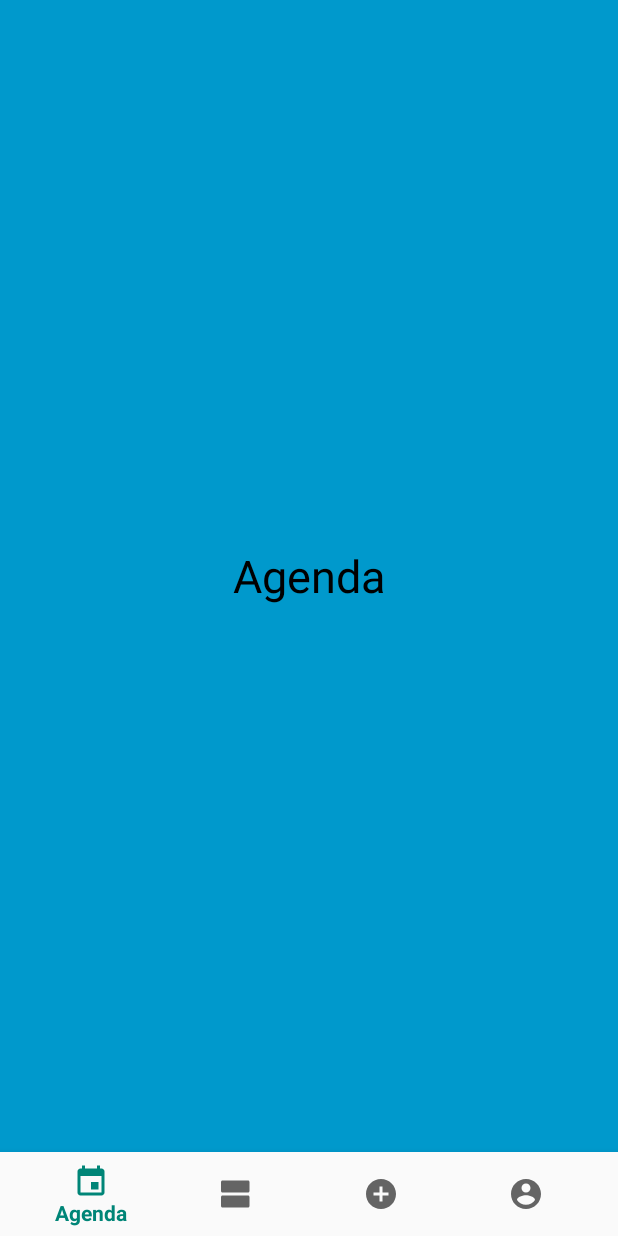
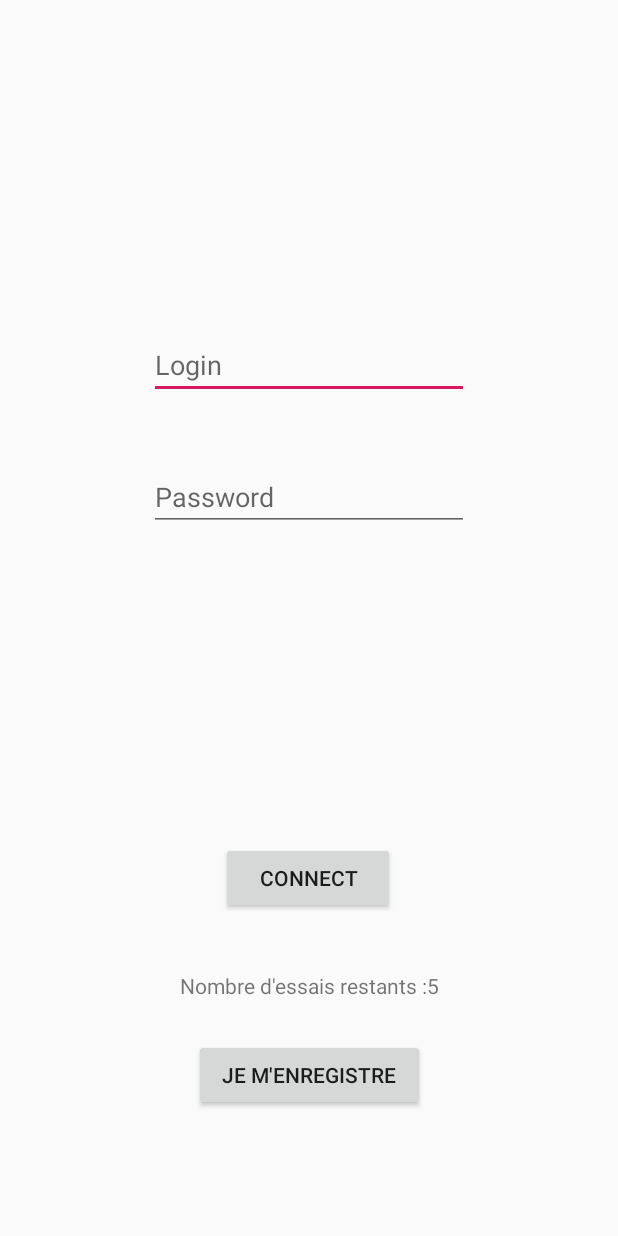
Before and after one commit to igondiu/MyAgenda, an Android app: the screen it shows after launch (MainActivity before the commit, Login_Acti after it), on a phone screen of 412 x 824 dp. Run offline under Robolectric (Android 15) with nearby library versions, the light colour scheme and no system bars.

Commit message:
Added Page Login and Page Register

```diff
--- /dev/null
+++ b/app/src/main/java/com/example/myagenda/Login_Acti.java
@@ -0,0 +1,80 @@
+package com.example.myagenda;
+
+import android.content.Intent;
+import android.content.SharedPreferences;
+import android.support.v7.app.AppCompatActivity;
+import android.os.Bundle;
+import android.util.Log;
+import android.view.View;
+import android.widget.Button;
+import android.widget.EditText;
+import android.widget.TextView;
+
+public class Login_Acti extends AppCompatActivity {
+
+    private TextView Nombre_Essais;
+    private Button Connect_BT;
+    private EditText Login;
+    private EditText Password;
+    private int Compteur = 5;
+    private Button RegisterBT;
+    private SharedPreferences sp;
+
+    @Override
+    protected void onCreate(Bundle savedInstanceState) {
+        super.onCreate(savedInstanceState);
+        setContentView(R.layout.activity_login);
+
+        Login = findViewById(R.id.LoginAREA);
+        Connect_BT = findViewById(R.id.CONNECT_button);
+        RegisterBT = findViewById(R.id.Register_BT);
+        Password = findViewById(R.id.PasswordAREA);
+        Nombre_Essais = findViewById(R.id.attempts_nb);
+        sp = getSharedPreferences("Login", MODE_PRIVATE);
+
+        if(sp.getBoolean("logged",false)){
+            Intent intent = new Intent(Login_Acti.this, MainActivity.class);
+            startActivity(intent);
+        }
+        Nombre_Essais.setText(getString(R.string.Attempts_Remaining)+String.valueOf(Compteur));
+
+        Connect_BT.setOnClickListener(new View.OnClickListener() {
+            @Override
+            public void onClick(View v) {
+
+                if(CredentialsValidation(Login.getText().toString(), Password.getText().toString()))
+                {
+                    Intent intent = new Intent(Login_Acti.this, MainActivity.class);
+                    startActivity(intent);
+                    sp.edit().putBoolean("logged", true);
+                }else{
+                    Compteur--;
+                    Nombre_Essais.setText(getString(R.string.Attempts_Remaining)+String.valueOf(Compteur));
+                    if(Compteur == 0)
+                    {
+                        Connect_BT.setEnabled(false);
+                    }
+                }
+
+            }
+        });
+
+        RegisterBT.setOnClickListener(new View.OnClickListener() {
+            @Override
+            public void onClick(View v) {
+                Intent intentReg = new Intent(Login_Acti.this, Register.class );
+                startActivity(intentReg);
+                Log.i("Sort de Log", "Bien appelé le REGISTER");
+            }
+        });
+
+
+
+    }
+
+    public boolean CredentialsValidation(String LoginVR, String PwdVR)
+    {
+
+        return true;
+    }
+}
--- /dev/null
+++ b/app/src/main/res/layout/activity_login.xml
@@ -0,0 +1,91 @@
+<?xml version="1.0" encoding="utf-8"?>
+<android.support.constraint.ConstraintLayout xmlns:android="http://schemas.android.com/apk/res/android"
+    xmlns:app="http://schemas.android.com/apk/res-auto"
+    xmlns:tools="http://schemas.android.com/tools"
+    android:layout_width="match_parent"
+    android:layout_height="match_parent"
+    tools:context=".Login_Acti">
+
+    <EditText
+        android:id="@+id/LoginAREA"
+        android:layout_width="wrap_content"
+        android:layout_height="wrap_content"
+        android:layout_marginStart="8dp"
+        android:layout_marginTop="8dp"
+        android:layout_marginEnd="8dp"
+        android:layout_marginBottom="8dp"
+        android:ems="10"
+        android:hint="Login"
+        android:inputType="textPersonName"
+        android:text=""
+        app:layout_constraintBottom_toBottomOf="parent"
+        app:layout_constraintEnd_toEndOf="parent"
+        app:layout_constraintStart_toStartOf="parent"
+        app:layout_constraintTop_toTopOf="parent"
+        app:layout_constraintVertical_bias="0.279" />
+
+    <EditText
+        android:id="@+id/PasswordAREA"
+        android:layout_width="wrap_content"
+        android:layout_height="wrap_content"
+        android:layout_marginStart="8dp"
+        android:layout_marginTop="8dp"
+        android:layout_marginEnd="8dp"
+        android:layout_marginBottom="8dp"
+        android:ems="10"
+        android:hint="Password"
+        android:inputType="textPassword"
+        app:layout_constraintBottom_toBottomOf="parent"
+        app:layout_constraintEnd_toEndOf="parent"
+        app:layout_constraintStart_toStartOf="parent"
+        app:layout_constraintTop_toTopOf="parent"
+        app:layout_constraintVertical_bias="0.394" />
+
+    <Button
+        android:id="@+id/CONNECT_button"
+        android:layout_width="116dp"
+        android:layout_height="wrap_content"
+        android:layout_marginStart="8dp"
+        android:layout_marginTop="8dp"
+        android:layout_marginEnd="8dp"
+        android:layout_marginBottom="8dp"
+        android:gravity="center"
+        android:text="CONNECT"
+        app:layout_constraintBottom_toBottomOf="parent"
+        app:layout_constraintEnd_toEndOf="parent"
+        app:layout_constraintHorizontal_bias="0.498"
+        app:layout_constraintStart_toStartOf="parent"
+        app:layout_constraintTop_toTopOf="parent"
+        app:layout_constraintVertical_bias="0.728" />
+
+    <TextView
+        android:id="@+id/attempts_nb"
+        android:layout_width="225dp"
+        android:layout_height="23dp"
+        android:layout_marginStart="8dp"
+        android:layout_marginTop="8dp"
+        android:layout_marginEnd="8dp"
+        android:layout_marginBottom="8dp"
+        android:gravity="center"
+        android:text="Nombre d'essais restants : "
+        app:layout_constraintBottom_toBottomOf="parent"
+        app:layout_constraintEnd_toEndOf="parent"
+        app:layout_constraintStart_toStartOf="parent"
+        app:layout_constraintTop_toTopOf="parent"
+        app:layout_constraintVertical_bias="0.812" />
+
+    <Button
+        android:id="@+id/Register_BT"
+        android:layout_width="154dp"
+        android:layout_height="wrap_content"
+        android:layout_marginStart="8dp"
+        android:layout_marginTop="8dp"
+        android:layout_marginEnd="8dp"
+        android:layout_marginBottom="8dp"
+        android:gravity="center"
+        android:text="Je m'enregistre"
+        app:layout_constraintBottom_toBottomOf="parent"
+        app:layout_constraintEnd_toEndOf="parent"
+        app:layout_constraintStart_toStartOf="parent"
+        app:layout_constraintTop_toBottomOf="@+id/CONNECT_button" />
+</android.support.constraint.ConstraintLayout>
--- a/app/src/main/res/values/strings.xml
+++ b/app/src/main/res/values/strings.xml
@@ -13,4 +13,5 @@
     <string name="permission_rationale">"Contacts permissions are needed for providing email
         completions."
     </string>
+    <string name="Attempts_Remaining">Nombre d\'essais restants : </string>
 </resources>
```
Also changed, not shown: app/src/main/AndroidManifest.xml (+5 -2 lines), app/src/main/java/com/example/myagenda/Register.java (added, +131 -0 lines), app/src/main/java/com/example/myagenda/Register_Login_Acti.java (deleted, +0 -13 lines), app/src/main/res/layout/activity_register.xml (added, +91 -0 lines), app/src/main/res/layout/activity_register__login.xml (deleted, +0 -9 lines).
